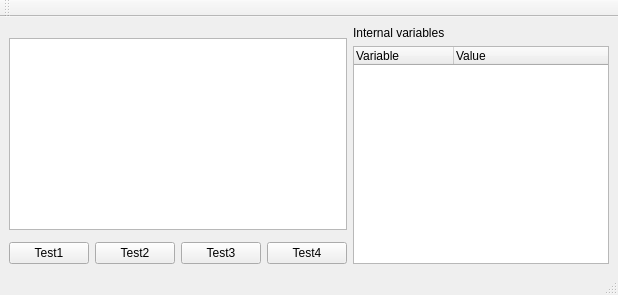
First picture: the form in PIgGui/mainwindow.ui, repository BerZerKku/CPP_PIgPC, before the edit.
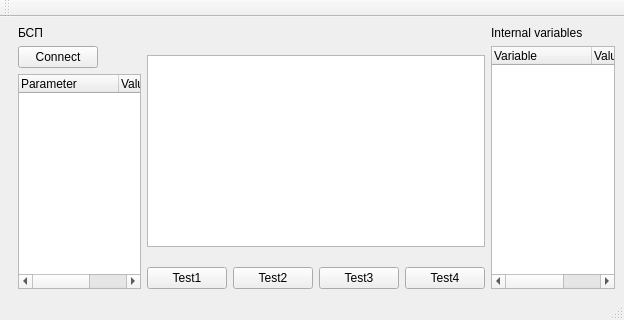
Second picture: the form after the edit. Custom widgets are drawn as their Qt base class.

What changed in the file:
```diff
--- a/PIgGui/mainwindow.ui
+++ b/PIgGui/mainwindow.ui
@@ -2,11 +2,71 @@
 <ui version="4.0">
  <class>MainWindow</class>
  <widget class="QMainWindow" name="MainWindow">
+  <property name="geometry">
+   <rect>
+    <x>0</x>
+    <y>0</y>
+    <width>624</width>
+    <height>320</height>
+   </rect>
+  </property>
   <property name="windowTitle">
    <string>MainWindow</string>
   </property>
   <widget class="QWidget" name="centralwidget">
    <layout class="QHBoxLayout" name="horizontalLayout">
+    <item>
+     <layout class="QVBoxLayout" name="verticalLayout_3">
+      <property name="leftMargin">
+       <number>9</number>
+      </property>
+      <item>
+       <widget class="QLabel" name="mBspLabel">
+        <property name="text">
+         <string>БСП</string>
+        </property>
+       </widget>
+      </item>
+      <item>
+       <layout class="QHBoxLayout" name="horizontalLayout_3">
+        <item>
+         <widget class="QPushButton" name="mBspConnect">
+          <property name="text">
+           <string>Connect</string>
+          </property>
+         </widget>
+        </item>
+        <item>
+         <spacer name="horizontalSpacer">
+          <property name="orientation">
+           <enum>Qt::Horizontal</enum>
+          </property>
+          <property name="sizeHint" stdset="0">
+           <size>
+            <width>40</width>
+            <height>20</height>
+           </size>
+          </property>
+         </spacer>
+        </item>
+       </layout>
+      </item>
+      <item>
+       <widget class="Bsp" name="mBspTree">
+        <column>
+         <property name="text">
+          <string>Parameter</string>
+         </property>
+        </column>
+        <column>
+         <property name="text">
+          <string>Value</string>
+         </property>
+        </column>
+       </widget>
+      </item>
+     </layout>
+    </item>
     <item>
      <layout class="QVBoxLayout" name="verticalLayout">
       <item>
@@ -152,6 +212,11 @@
    <header>serial.h</header>
    <container>1</container>
   </customwidget>
+  <customwidget>
+   <class>Bsp</class>
+   <extends>QTreeWidget</extends>
+   <header location="global">bsp/bsp.h</header>
+  </customwidget>
  </customwidgets>
  <resources/>
  <connections/>
```
Left out of the diff: 2 changed lines with no effect on the pictures.
